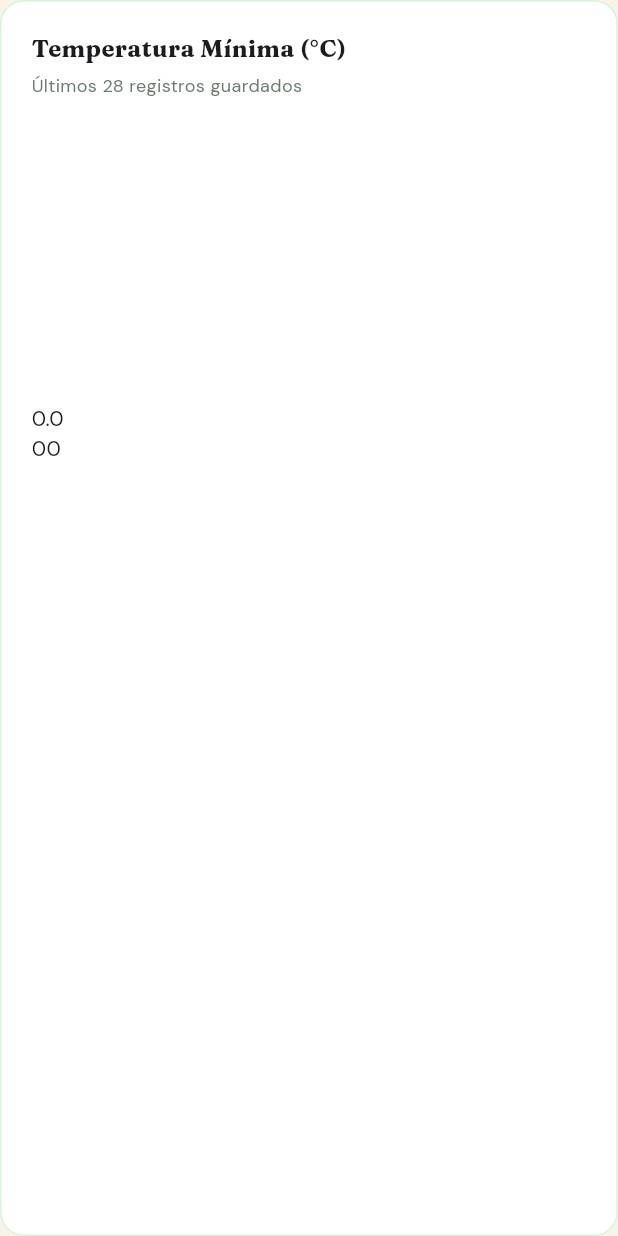
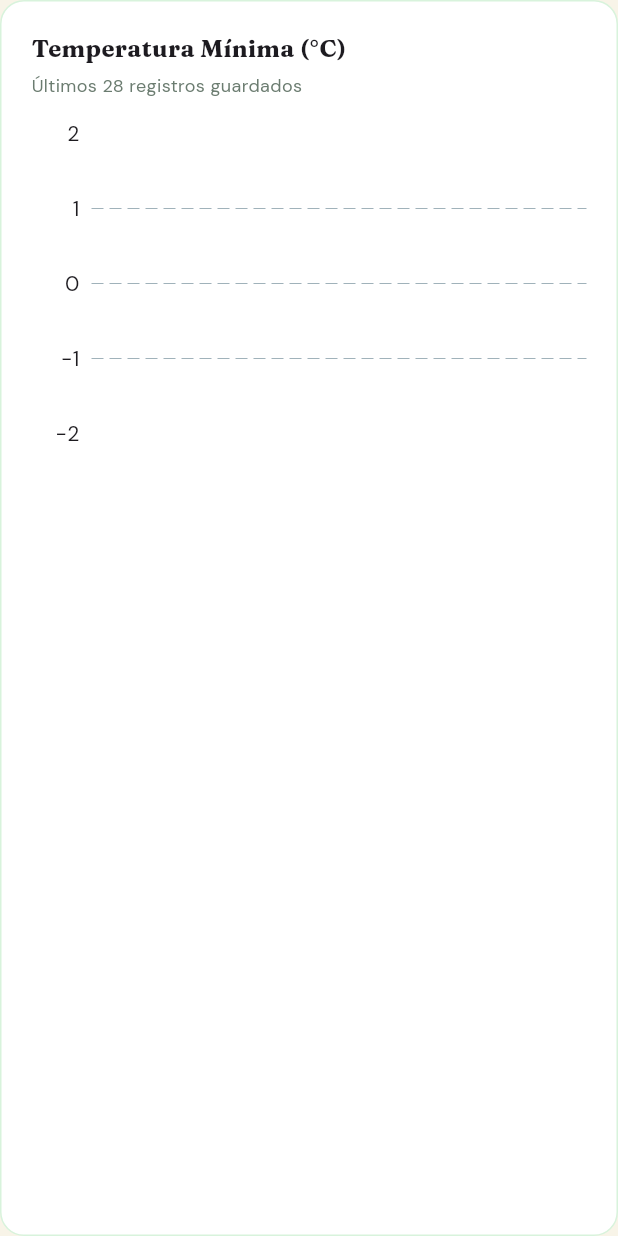
Before and after one commit to Yh0N/agro-clima, a Flutter app: the _ChartCard widget shown alone on an empty page, opened directly with empty values, on a phone screen of 412 x 824 dp. Run offline on Flutter 3.47's test engine with Material 3 defaults, Android fonts, the phone set to English and light mode, and no system bars; drawn by our look-alikes of fl_chart; our stand-ins replace dartz, equatable, flutter_bloc, flutter_local_notifications, geolocator, get_it and 6 more; accounts and stored records are empty; network calls fail.

Commit message:
feat: implement history and forecast presentation pages with climate data visualization

```diff
--- a/lib/features/historial/presentation/pages/historial_page.dart
+++ b/lib/features/historial/presentation/pages/historial_page.dart
@@ -166,6 +166,22 @@ class _ChartCard extends StatelessWidget {
     // Tomamos los últimos 28 registros o lo que haya
     final data = registros.take(28).toList().reversed.toList();
 
+    double minTemp = 0;
+    double maxTemp = 0;
+    if (data.isNotEmpty) {
+      minTemp = data.map((e) => e.tempMin).reduce((a, b) => a < b ? a : b);
+      maxTemp = data.map((e) => e.tempMin).reduce((a, b) => a > b ? a : b);
+    }
+
+    // Si todos los registros tienen la misma temperatura, damos un margen para que no se aplane.
+    if (minTemp == maxTemp) {
+      minTemp -= 2;
+      maxTemp += 2;
+    } else {
+      minTemp -= 2;
+      maxTemp += 2;
+    }
+
     return Container(
       padding: const EdgeInsets.all(20),
       decoration: BoxDecoration(
@@ -184,9 +200,11 @@ class _ChartCard extends StatelessWidget {
             height: 200,
             child: LineChart(
               LineChartData(
+                minY: minTemp,
+                maxY: maxTemp,
                 gridData: FlGridData(show: true, drawVerticalLine: false),
                 titlesData: FlTitlesData(
-                  leftTitles: AxisTitles(sideTitles: SideTitles(showTitles: true, reservedSize: 30)),
+                  leftTitles: AxisTitles(sideTitles: SideTitles(showTitles: true, reservedSize: 40)),
                   bottomTitles: AxisTitles(sideTitles: SideTitles(showTitles: false)),
                   rightTitles: AxisTitles(sideTitles: SideTitles(showTitles: false)),
                   topTitles: AxisTitles(sideTitles: SideTitles(showTitles: false)),
@@ -199,7 +217,7 @@ class _ChartCard extends StatelessWidget {
                     color: AppColors.verde,
                     barWidth: 3,
                     isStrokeCapRound: true,
-                    dotData: FlDotData(show: data.length < 10),
+                    dotData: FlDotData(show: true),
                     belowBarData: BarAreaData(
                       show: true,
                       color: AppColors.verde.withValues(alpha: 0.1),
```
Also changed, not shown: lib/features/pronostico/presentation/pages/forecast_page.dart (+119 -0 lines).
